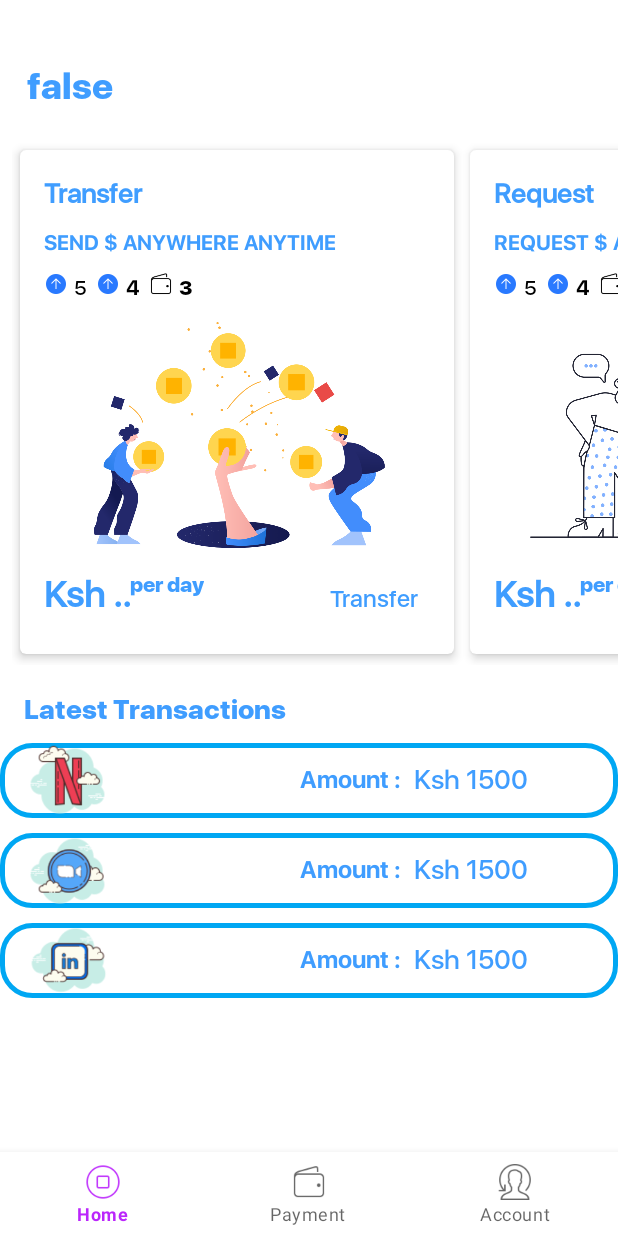
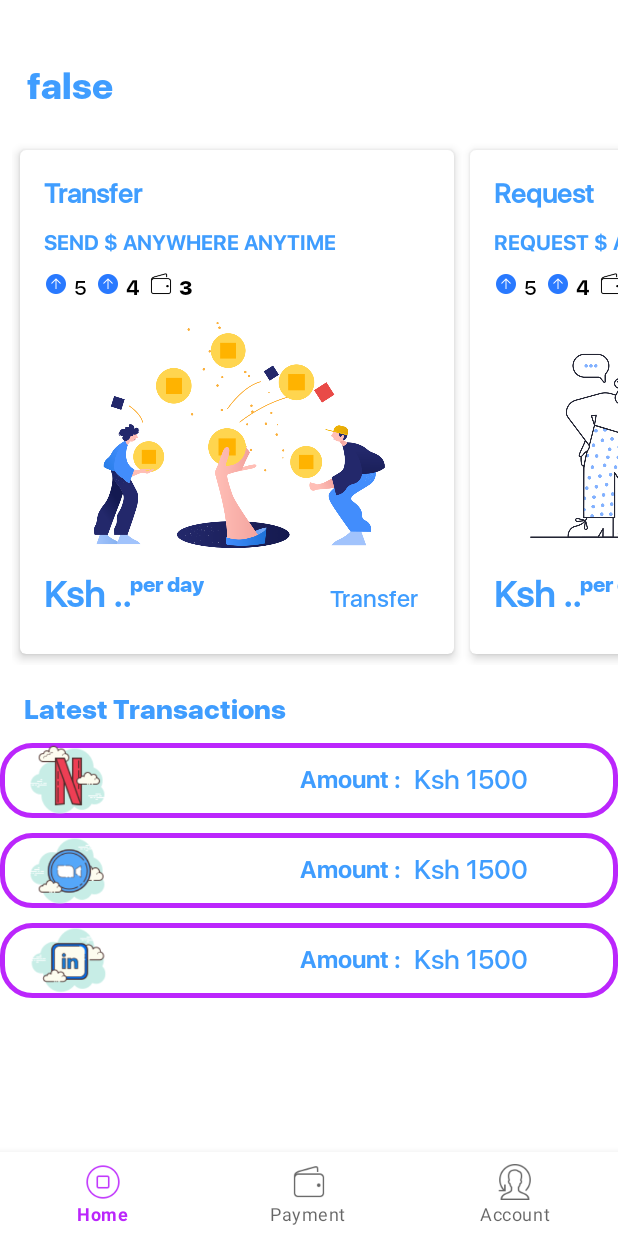
Before and after one commit to muchaisam/mlh, an Android app: the layout activity_main.xml on its own in the app's theme, with its tools: preview values and no code run, on a phone screen of 412 x 824 dp. Run offline under Robolectric (Android 15) with nearby library versions, the phone set to English and light mode, and no system bars.

```diff
--- a/app/src/main/res/drawable/bg_header.xml
+++ b/app/src/main/res/drawable/bg_header.xml
@@ -2,5 +2,5 @@
 <shape
     xmlns:android="http://schemas.android.com/apk/res/android">
     <corners android:radius="20dp" />
-    <stroke android:width="3dp" android:color="@color/blue"/>
+    <stroke android:width="3dp" android:color="@color/purple_500"/>
 </shape>
--- a/app/src/main/res/drawable/ic_phoneblack.xml
+++ b/app/src/main/res/drawable/ic_phoneblack.xml
@@ -4,6 +4,6 @@
     android:viewportWidth="24.0"
     android:viewportHeight="24.0">
     <path
-        android:fillColor="#FF000000"
+        android:fillColor="@color/purple_500"
         android:pathData="M16,1L8,1C6.34,1 5,2.34 5,4v16c0,1.66 1.34,3 3,3h8c1.66,0 3,-1.34 3,-3L19,4c0,-1.66 -1.34,-3 -3,-3zM14,21h-4v-1h4v1zM17.25,18L6.75,18L6.75,4h10.5v14z"/>
 </vector>
```
